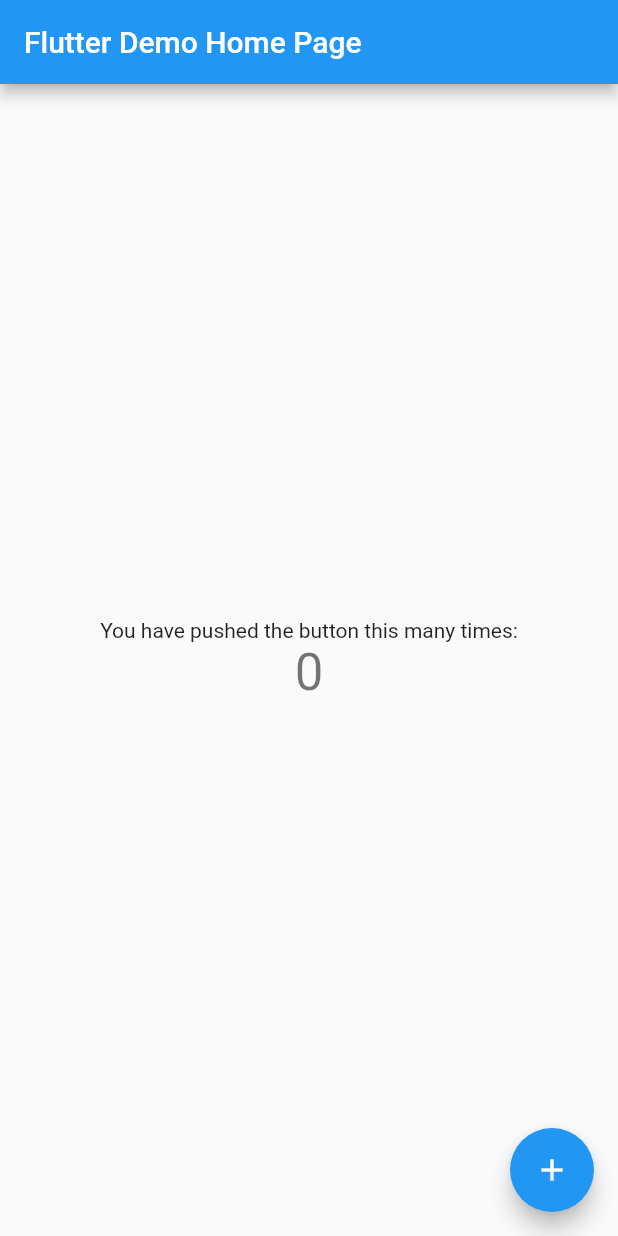
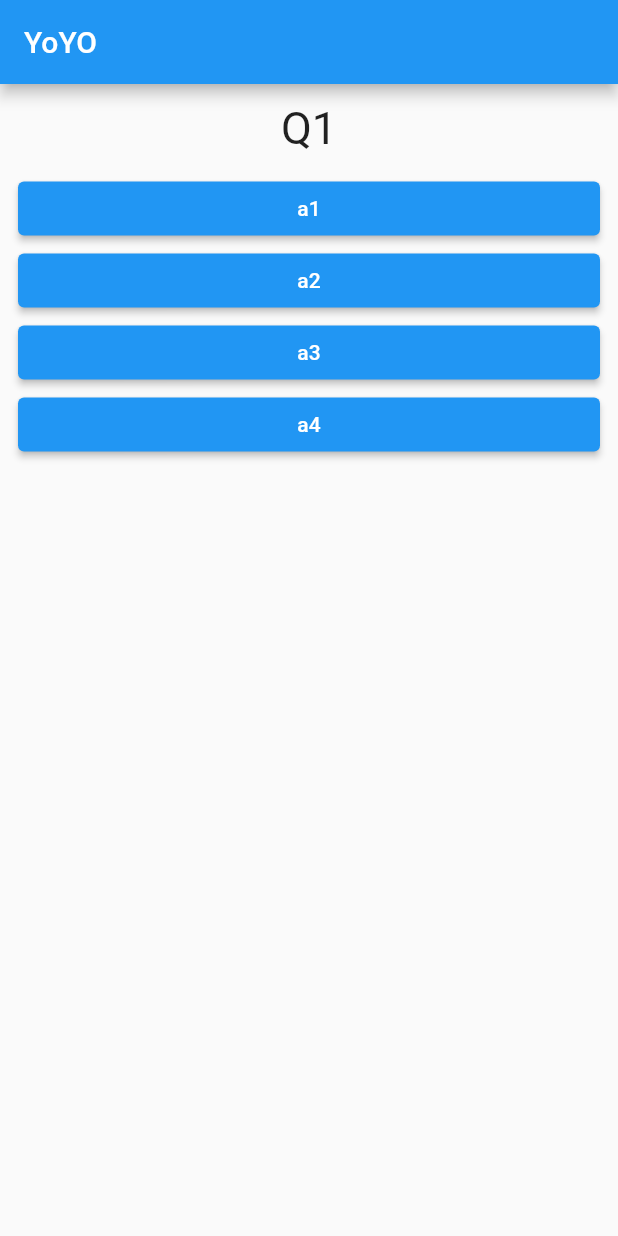
Before and after one commit to KirtiGautam/Noobie, a Flutter app: the screen it shows after launch, on a phone screen of 412 x 824 dp. Run offline on Flutter 3.47's test engine with Material 2 defaults, Android fonts, the phone set to English and light mode, and no system bars.

Commit message:
Quiz complete

```diff
--- /dev/null
+++ b/lib/answer.dart
@@ -0,0 +1,23 @@
+import 'package:flutter/material.dart';
+
+class Answer extends StatelessWidget {
+  final VoidCallback onPressHandler;
+  final String answerText;
+
+  Answer(this.answerText, this.onPressHandler);
+
+  @override
+  Widget build(BuildContext context) {
+    return Container(
+      width: double.infinity,
+      margin: const EdgeInsets.only(left: 12, right: 12),
+      child: ElevatedButton(
+        onPressed: onPressHandler,
+        child: Text(answerText),
+        style: ButtonStyle(
+          alignment: Alignment.center,
+        ),
+      ),
+    );
+  }
+}
--- a/lib/main.dart
+++ b/lib/main.dart
@@ -1,115 +1,90 @@
 import 'package:flutter/material.dart';
 
-void main() {
-  runApp(const MyApp());
-}
+import './quiz.dart';
+import './result.dart';
 
-class MyApp extends StatelessWidget {
-  const MyApp({Key? key}) : super(key: key);
+void main() => runApp(MyApp());
 
-  // This widget is the root of your application.
+class MyApp extends StatefulWidget {
   @override
-  Widget build(BuildContext context) {
-    return MaterialApp(
-      title: 'Flutter Demo',
-      theme: ThemeData(
-        // This is the theme of your application.
-        //
-        // Try running your application with "flutter run". You'll see the
-        // application has a blue toolbar. Then, without quitting the app, try
-        // changing the primarySwatch below to Colors.green and then invoke
-        // "hot reload" (press "r" in the console where you ran "flutter run",
-        // or simply save your changes to "hot reload" in a Flutter IDE).
-        // Notice that the counter didn't reset back to zero; the application
-        // is not restarted.
-        primarySwatch: Colors.blue,
-      ),
-      home: const MyHomePage(title: 'Flutter Demo Home Page'),
-    );
+  State<StatefulWidget> createState() {
+    return _MyAppState();
   }
 }
 
-class MyHomePage extends StatefulWidget {
-  const MyHomePage({Key? key, required this.title}) : super(key: key);
+class _MyAppState extends State<MyApp> {
+  var _index = 0;
 
-  // This widget is the home page of your application. It is stateful, meaning
-  // that it has a State object (defined below) that contains fields that affect
-  // how it looks.
+  static const _questions = [
+    {
+      'Q': 'Q1',
+      'ans': [
+        {"text": 'a1', 'score': 5},
+        {'text': 'a2', 'score': 10},
+        {'text': 'a3', 'score': 15},
+        {'text': 'a4', 'score': 20}
+      ]
+    },
+    {
+      'Q': 'Q2',
+      'ans': [
+        {"text": 'b1', 'score': 5},
+        {'text': 'b2', 'score': 10},
+        {'text': 'b3', 'score': 15},
+        {'text': 'b4', 'score': 20}
+      ]
+    },
+    {
+      'Q': 'Q3',
+      'ans': [
+        {"text": 'c1', 'score': 5},
+        {'text': 'c2', 'score': 10},
+        {'text': 'c3', 'score': 15},
+        {'text': 'c4', 'score': 20}
+      ]
+    },
+    {
+      'Q': 'Q4',
+      'ans': [
+        {"text": 'd1', 'score': 5},
+        {'text': 'd2', 'score': 10},
+        {'text': 'd3', 'score': 15},
+        {'text': 'd4', 'score': 20}
+      ]
+    },
+  ];
 
-  // This class is the configuration for the state. It holds the values (in this
-  // case the title) provided by the parent (in this case the App widget) and
-  // used by the build method of the State. Fields in a Widget subclass are
-  // always marked "final".
+  int _totalScore = 0;
 
-  final String title;
+  void _onPressed(int score) {
+    _totalScore += score;
+    setState(() {
+      _index += (_index < _questions.length) ? 1 : 0;
+    });
+  }
 
-  @override
-  State<MyHomePage> createState() => _MyHomePageState();
-}
-
-class _MyHomePageState extends State<MyHomePage> {
-  int _counter = 0;
-
-  void _incrementCounter() {
+  void _resetQuiz() {
     setState(() {
-      // This call to setState tells the Flutter framework that something has
-      // changed in this State, which causes it to rerun the build method below
-      // so that the display can reflect the updated values. If we changed
-      // _counter without calling setState(), then the build method would not be
-      // called again, and so nothing would appear to happen.
-      _counter++;
+      _totalScore = 0;
+      _index = 0;
     });
   }
 
   @override
   Widget build(BuildContext context) {
-    // This method is rerun every time setState is called, for instance as done
-    // by the _incrementCounter method above.
-    //
-    // The Flutter framework has been optimized to make rerunning build methods
-    // fast, so that you can just rebuild anything that needs updating rather
-    // than having to individually change instances of widgets.
-    return Scaffold(
-      appBar: AppBar(
-        // Here we take the value from the MyHomePage object that was created by
-        // the App.build method, and use it to set our appbar title.
-        title: Text(widget.title),
+    return MaterialApp(
+      home: Scaffold(
+        appBar: AppBar(
+          title: const Text('YoYO'),
+        ),
+        body: _index < _questions.length
+            ? Quiz(
+                index: _index,
+                questions: _questions,
+                onPressed: _onPressed,
+              )
+            : Result(_totalScore, _resetQuiz),
       ),
-      body: Center(
-        // Center is a layout widget. It takes a single child and positions it
-        // in the middle of the parent.
-        child: Column(
-          // Column is also a layout widget. It takes a list of children and
-          // arranges them vertically. By default, it sizes itself to fit its
-          // children horizontally, and tries to be as tall as its parent.
-          //
-          // Invoke "debug painting" (press "p" in the console, choose the
-          // "Toggle Debug Paint" action from the Flutter Inspector in Android
-          // Studio, or the "Toggle Debug Paint" command in Visual Studio Code)
-          // to see the wireframe for each widget.
-          //
-          // Column has various properties to control how it sizes itself and
-          // how it positions its children. Here we use mainAxisAlignment to
-          // center the children vertically; the main axis here is the vertical
-          // axis because Columns are vertical (the cross axis would be
-          // horizontal).
-          mainAxisAlignment: MainAxisAlignment.center,
-          children: <Widget>[
-            const Text(
-              'You have pushed the button this many times:',
-            ),
-            Text(
-              '$_counter',
-              style: Theme.of(context).textTheme.headline4,
-            ),
-          ],
-        ),
-      ),
-      floatingActionButton: FloatingActionButton(
-        onPressed: _incrementCounter,
-        tooltip: 'Increment',
-        child: const Icon(Icons.add),
-      ), // This trailing comma makes auto-formatting nicer for build methods.
     );
   }
 }
--- /dev/null
+++ b/lib/question.dart
@@ -0,0 +1,20 @@
+import 'package:flutter/material.dart';
+
+class Question extends StatelessWidget {
+  final String qText;
+
+  Question(this.qText);
+
+  @override
+  Widget build(BuildContext context) {
+    return Container(
+      margin: const EdgeInsets.all(12),
+      width: double.infinity,
+      child: Text(
+        qText,
+        textAlign: TextAlign.center,
+        style: const TextStyle(fontSize: 30),
+      ),
+    );
+  }
+}
--- /dev/null
+++ b/lib/quiz.dart
@@ -0,0 +1,22 @@
+import 'package:flutter/material.dart';
+
+import 'question.dart';
+import 'answer.dart';
+
+class Quiz extends StatelessWidget {
+  final List<Map<String, Object>> questions;
+  final int index;
+  final Function onPressed;
+
+  Quiz({required this.questions, required this.index, required this.onPressed});
+
+  @override
+  Widget build(BuildContext context) {
+    return Column(children: [
+      Question((questions[index]['Q'] as String)),
+      ...(questions[index]['ans'] as List<Map<String, Object>>)
+          .map((answer) => Answer(answer['text'] as String, () => onPressed(answer['score'])))
+          .toList(),
+    ]);
+  }
+}
--- /dev/null
+++ b/lib/result.dart
@@ -0,0 +1,38 @@
+import 'package:flutter/material.dart';
+
+class Result extends StatelessWidget {
+  int score;
+  final VoidCallback resetQuiz;
+
+  Result(this.score, this.resetQuiz);
+
+  String get getScore {
+    String str;
+    if (score > 79) {
+      str = 'You are the best';
+    } else if (score > 59) {
+      str = 'You are awesome';
+    } else if (score > 39) {
+      str = 'You are okay';
+    } else {
+      str = 'Something wrong with you bro?!';
+    }
+    return str;
+  }
+
+  @override
+  Widget build(BuildContext context) {
+    return Center(
+      child: Column(
+        children: [
+          Text(
+            getScore,
+            style: const TextStyle(
+                fontSize: 35, fontWeight: FontWeight.bold, color: Colors.green),
+          ),
+          TextButton(onPressed: resetQuiz, child: const Text('Reset Quiz'))
+        ],
+      ),
+    );
+  }
+}
```
